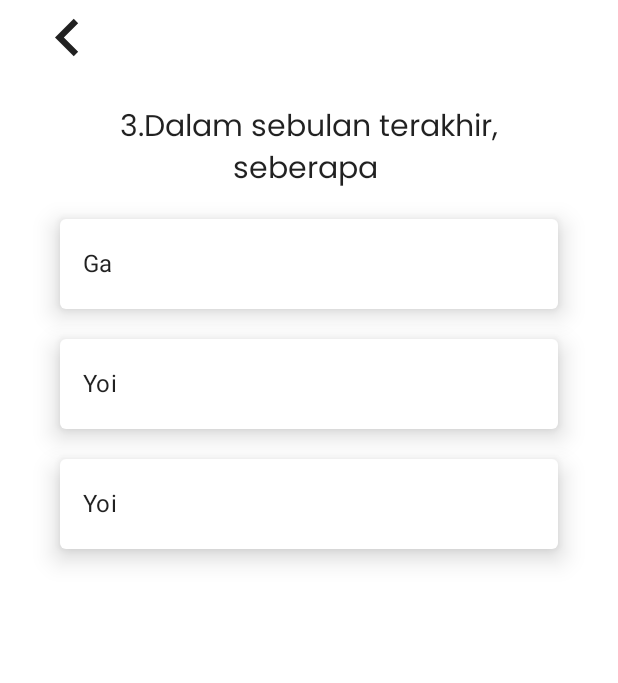
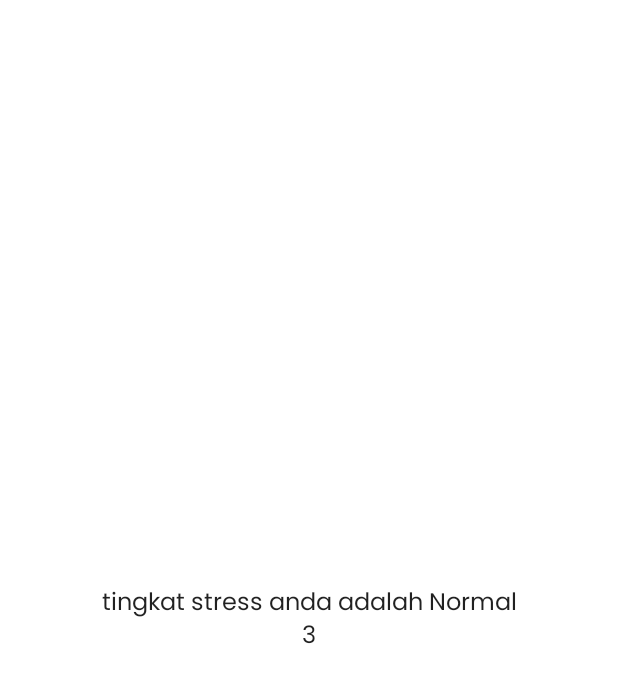
Before and after one commit to azkifairuz/Bercerita, an Android app built with Jetpack Compose: the PageQuestion screen opened through its navigation route, after a tap on "Yoi", on a phone screen of 412 x 824 dp. Shown: the top 683 px of the screen. Run offline under Robolectric (Android 15) with nearby library versions, the phone set to English and light mode, and no system bars; 2 other taps on this screen came first.

Commit message:
feat: add dynamic question

```diff
--- a/app/src/main/java/com/javfairuz/bercerita/MainActivity.kt
+++ b/app/src/main/java/com/javfairuz/bercerita/MainActivity.kt
@@ -24,10 +24,13 @@ import androidx.compose.ui.tooling.preview.Preview
 import androidx.compose.ui.unit.dp
 import androidx.compose.ui.unit.sp
 import androidx.navigation.NavHostController
+import androidx.navigation.NavType
 import androidx.navigation.compose.NavHost
 import androidx.navigation.compose.composable
 import androidx.navigation.compose.rememberNavController
+import androidx.navigation.navArgument
 import com.javfairuz.bercerita.question.PageQuestion
+import com.javfairuz.bercerita.resultTest.PageResultTest
 import com.javfairuz.bercerita.ui.theme.BerceritaTheme
 
 class MainActivity : ComponentActivity() {
@@ -64,6 +67,21 @@ class MainActivity : ComponentActivity() {
 
                         composable("question"){
                             PageQuestion(navHostController = navController)
+                        }
+
+                        composable(
+                            "result/{score}",
+                            arguments = listOf(
+                                navArgument(
+                                    name = "score"
+                                ) {
+                                    NavType.IntType
+                                }
+                            )
+                        ){
+                            PageResultTest(
+                                navHostController = navController
+                            )
                         }
                     }
                 }
--- a/app/src/main/java/com/javfairuz/bercerita/question/PageQuestion.kt
+++ b/app/src/main/java/com/javfairuz/bercerita/question/PageQuestion.kt
@@ -1,5 +1,6 @@
 package com.javfairuz.bercerita.question
 
+import android.util.Log
 import androidx.compose.foundation.layout.Arrangement
 import androidx.compose.foundation.layout.Column
 import androidx.compose.foundation.layout.fillMaxSize
@@ -38,9 +39,22 @@ fun PageQuestion(navHostController: NavHostController = rememberNavController())
 
 
     fun nextQuestion() {
-        if (currentQuestion != question.size -1) {
+        //jika masih di pertanyaan lanjut ke pertanyaan selanjutnya
+        if (currentQuestion != question.size - 1) {
             currentQuestion += 1
+            return
         }
+        //pindah ke result page dengan membawa data score
+        if(currentQuestion == question.size -1){
+            navHostController.navigate("result/${score}")
+        }
+    }
+
+    //hitung score nya
+    fun calculateScore(data: OptionsModel) {
+        score += data.score
+        Log.e("score",score.toString())
+        nextQuestion()
     }
 
 
@@ -64,7 +78,7 @@ fun PageQuestion(navHostController: NavHostController = rememberNavController())
                 question = question[currentQuestion].question,
                 options = question[currentQuestion].options,
                 onAnswerClicked = {
-                    nextQuestion()
+                    calculateScore(it)
                 }
             )
         }
--- /dev/null
+++ b/app/src/main/java/com/javfairuz/bercerita/resultTest/PageResultTest.kt
@@ -0,0 +1,67 @@
+package com.javfairuz.bercerita.resultTest
+
+import androidx.compose.foundation.layout.Arrangement
+import androidx.compose.foundation.layout.Column
+import androidx.compose.foundation.layout.fillMaxSize
+import androidx.compose.foundation.layout.padding
+import androidx.compose.material.Text
+import androidx.compose.runtime.Composable
+import androidx.compose.runtime.LaunchedEffect
+import androidx.compose.runtime.getValue
+import androidx.compose.runtime.mutableStateOf
+import androidx.compose.runtime.remember
+import androidx.compose.runtime.setValue
+import androidx.compose.ui.Alignment
+import androidx.compose.ui.Modifier
+import androidx.compose.ui.tooling.preview.Preview
+import androidx.compose.ui.unit.dp
+import androidx.navigation.NavHostController
+import androidx.navigation.compose.rememberNavController
+import com.javfairuz.bercerita.ui.theme.BerceritaTheme
+
+@Composable
+fun PageResultTest(navHostController: NavHostController= rememberNavController()){
+    var tingkatStres by remember {
+        mutableStateOf("")
+    }
+    var score by remember {
+        mutableStateOf(0)
+    }
+
+    //hitung tingkat stress
+    fun calculate():String{
+        if(score <= 14) return "Normal"
+        if(score in 15..18) return "Ringan"
+        if(score in 19..26) return "Sedang"
+
+        return "Berat"
+    }
+
+    LaunchedEffect(key1 = navHostController, block = {
+        //ketika halaman dibuka ambil data score dari halaman sebelumnya jika null default =0
+        score = navHostController.currentBackStackEntry?.arguments?.getString("score","0")?.toInt() ?: 0
+
+        tingkatStres = calculate()
+    })
+    Column(
+        Modifier
+            .fillMaxSize()
+            .padding(20.dp), verticalArrangement = Arrangement.Center, horizontalAlignment = Alignment.CenterHorizontally
+    ) {
+
+
+
+        Text(text = "tingkat stress anda adalah $tingkatStres")
+
+
+        Text("$score")
+    }
+}
+
+@Preview
+@Composable
+fun PreviewPageResultTest() {
+    BerceritaTheme {
+        PageResultTest()
+    }
+}
```
